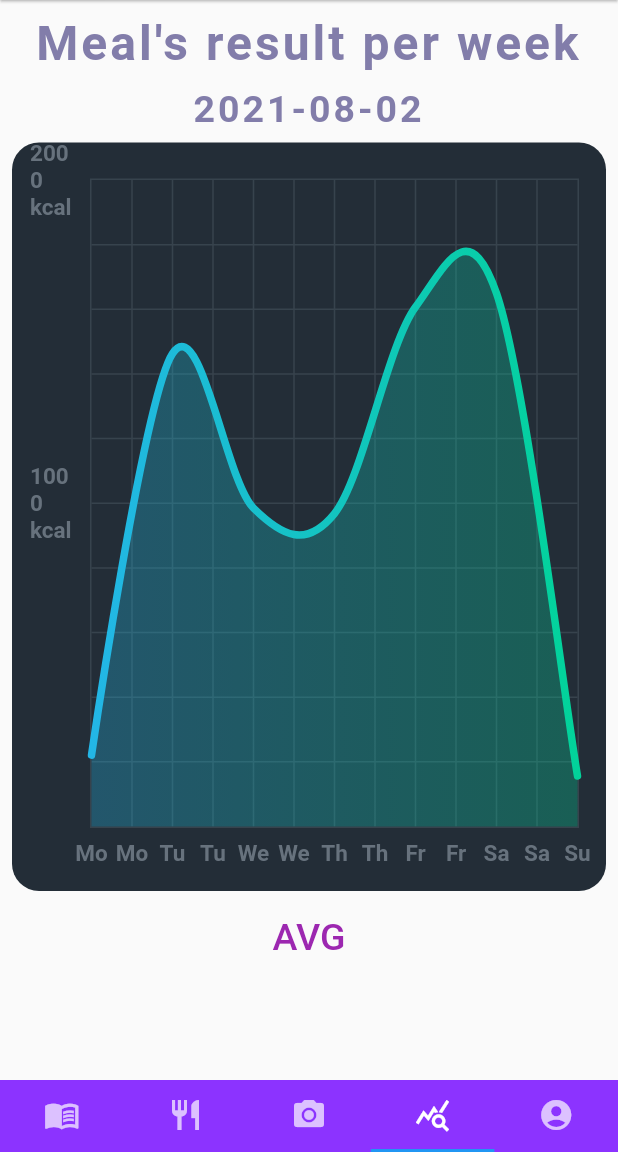
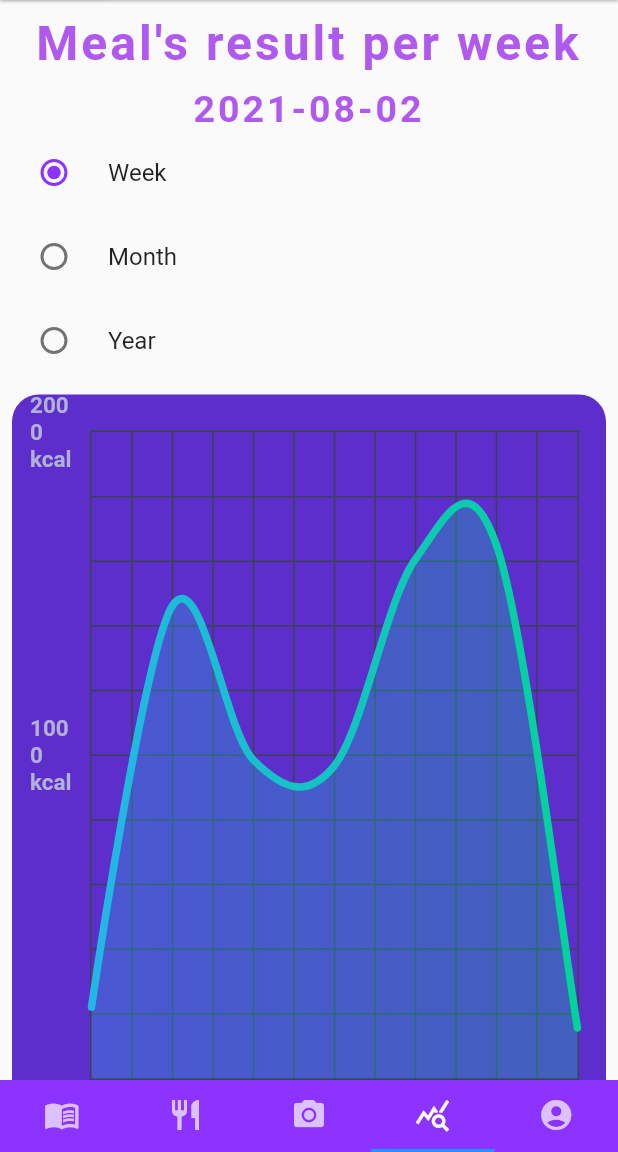
Before and after one commit to leopoldmaillard/diet-vision-flutter, a Flutter app: the screen it shows after launch, item 4 of the bottom bar chosen, on a phone screen of 412 x 824 dp, the part 84-1236 px from its top. Run offline on Flutter 3.47's test engine with Material 2 defaults, Android fonts, the phone set to English and light mode, and no system bars; drawn by our look-alikes of fl_chart; our stand-ins replace camera, flutter_dash, flutter_native_image, geolocator, image_picker; missing offline and left inert: flutter_point_tab_bar, geocoder, tflite.

Commit message:
#11 add a button (W/M/Y)

```diff
--- a/lib/pages/statistics.dart
+++ b/lib/pages/statistics.dart
@@ -27,6 +27,10 @@ class _StatisticsState extends State<Statistics> {
   //data for a mounth
   List<double> dataCal = [];
   int tailleData = 7;
+
+  //List Botton (week(0)/Month(1)/Year(2))
+  int valueBotton = 0;
+  List<String> titleButtonRadio = ['Week', 'Month', 'Year'];
 
   // get title of the Y axe
   String getTitlesY(value) {
@@ -119,6 +123,13 @@ class _StatisticsState extends State<Statistics> {
     }
   }
 
+  //change the value of the RadioButton
+  void changeRadio(int value) {
+    setState(() {
+      valueBotton = value;
+    });
+  }
+
   // ignore: slash_for_doc_comments
 /******************Widget Part *********************/
 
@@ -132,7 +143,7 @@ class _StatisticsState extends State<Statistics> {
         const Text(
           "Meal's result per week",
           style: TextStyle(
-              color: Color(0xff827daa),
+              color: Color(0xffB059EF), //B059EF ou 0xff827daa
               fontSize: 32,
               fontWeight: FontWeight.bold,
               letterSpacing: 2),
@@ -144,7 +155,7 @@ class _StatisticsState extends State<Statistics> {
         Text(
           _Today.toString().substring(0, 10),
           style: TextStyle(
-              color: Color(0xff827daa),
+              color: Color(0xffB059EF),
               fontSize: 25,
               fontWeight: FontWeight.bold,
               letterSpacing: 2),
@@ -152,6 +163,26 @@ class _StatisticsState extends State<Statistics> {
         ),
       ],
     );
+  }
+
+// display radio BUtton
+  Widget displayRadioButton() {
+    List<Widget> radioButtonList = [];
+    for (int i = 0; i < titleButtonRadio.length; i++) {
+      radioButtonList.add(RadioListTile(
+        value: i,
+        groupValue: valueBotton,
+        onChanged: (val) {
+          changeRadio(i);
+        },
+        activeColor: Theme.of(context).primaryColor,
+        controlAffinity: ListTileControlAffinity.leading,
+        title: Text(titleButtonRadio[i]),
+      ));
+    }
+    Column column = Column(children: radioButtonList);
+
+    return column;
   }
 
   //dSPLAY THE CHART WITH THE LINECHARTBAR
@@ -164,7 +195,8 @@ class _StatisticsState extends State<Statistics> {
             borderRadius: BorderRadius.all(
               Radius.circular(18),
             ),
-            color: Color(0xff232d37)), //Theme.of(context).primaryColor
+            color: Color(
+                0xff5D2ECB)), //Theme.of(context).primaryColor ou 0xff232d37
         child: Padding(
           padding: const EdgeInsets.only(
               right: 18.0, left: 12.0, top: 24, bottom: 12),
@@ -182,7 +214,7 @@ class _StatisticsState extends State<Statistics> {
       showTitles: true,
       reservedSize: axis == 0 ? 22 : 28,
       getTextStyles: (value) => const TextStyle(
-        color: Color(0xff67727d),
+        color: Color(0xffB1B1D5), //B1B1D5 ou 67727d
         fontWeight: FontWeight.bold,
         fontSize: 15,
       ),
@@ -218,8 +250,10 @@ class _StatisticsState extends State<Statistics> {
       crossAxisAlignment: CrossAxisAlignment.stretch,
       children: <Widget>[
         displayTitle(),
+        displayRadioButton(),
         DisplayChart(),
         AVGButton(),
+        displayRadioButton(),
         // Test for Dropdown Button
         /*     SizedBox(
           width: 80,
@@ -396,6 +430,8 @@ class _StatisticsState extends State<Statistics> {
   }
 }
 
+/*
+
 // class to choose in a list of name&icon (per day/per month/per week)
 class Item {
   final String name;
@@ -442,7 +478,7 @@ class DropdownTimingState extends State<DropdownTiming> {
   }
 }
 
-
+*/
 
 /*******In a linechartbar:
  *
```
